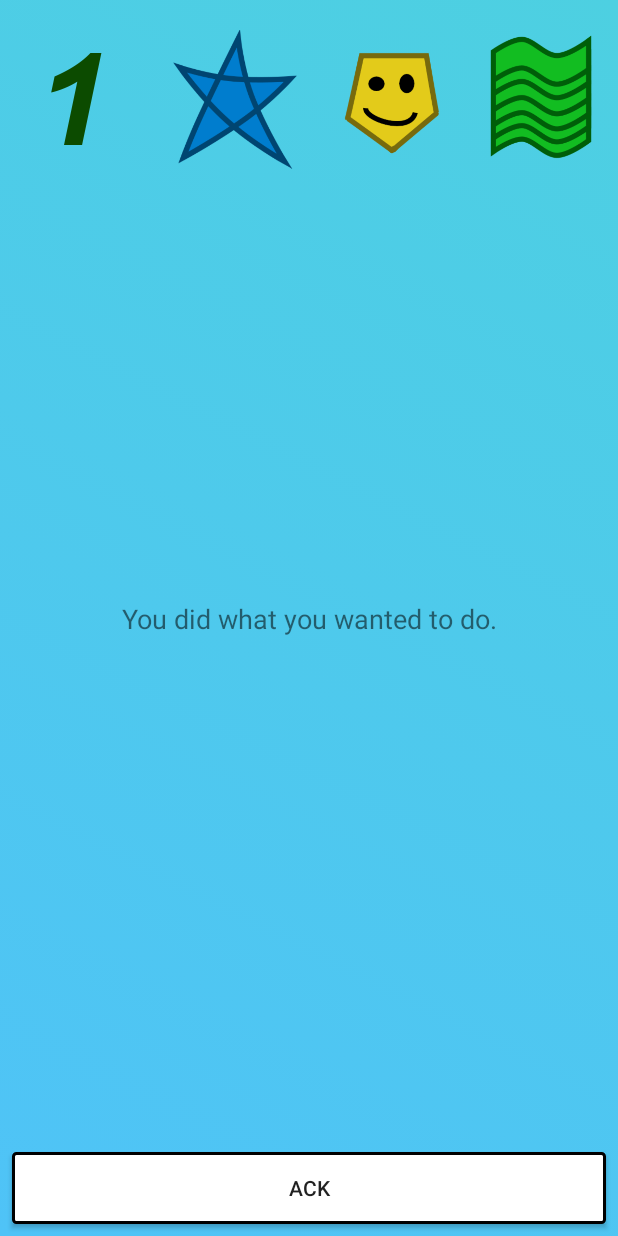
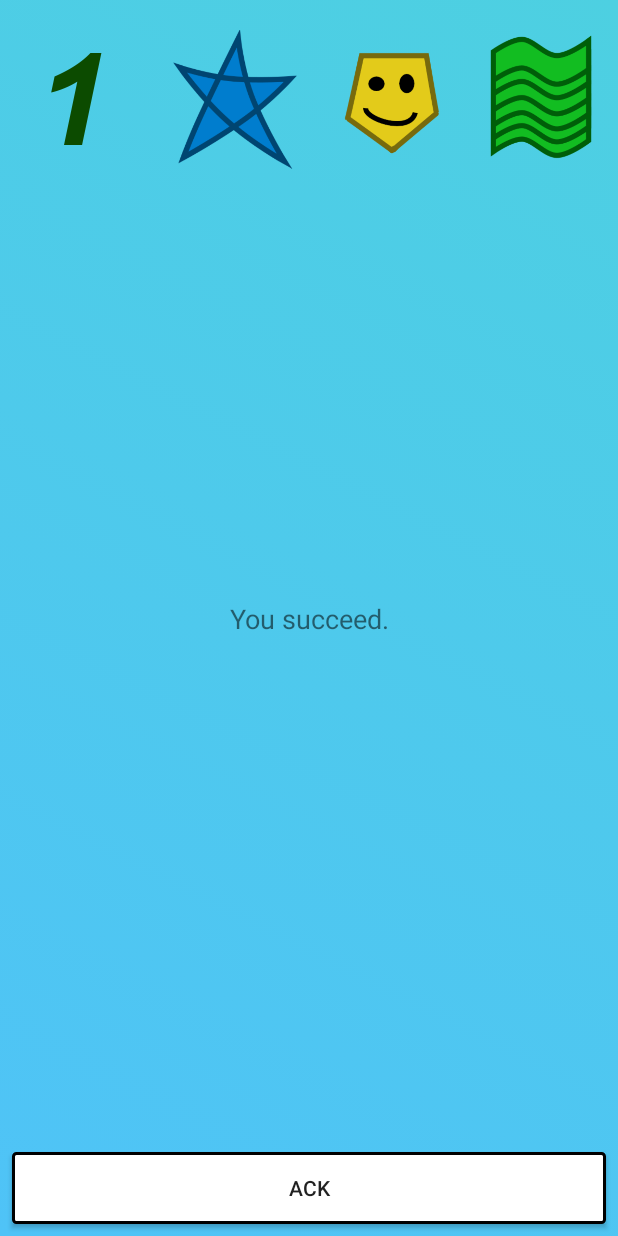
Before and after one commit to 2tefan/SchoberLife, an Android app: the screen it shows after launch (MainActivity), after a tap on "Just get bored.", on a phone screen of 412 x 824 dp. Run offline under Robolectric (Android 15) with nearby library versions, the phone set to English and light mode, and no system bars; 2 other taps on this screen came first.

Commit message:
Fixed some buggs

```diff
--- a/app/src/main/java/at/schiebung/stefan/schober0021/MainActivity.java
+++ b/app/src/main/java/at/schiebung/stefan/schober0021/MainActivity.java
@@ -221,7 +221,7 @@ public class MainActivity extends AppCompatActivity
         int      frage;
         do
         {
-            frage = rng.nextInt(aufgabe.length-1);
+            frage = rng.nextInt(aufgabe.length);
         } while (Vars.frage == frage);
         Vars.frage = frage;
 
@@ -265,19 +265,36 @@ public class MainActivity extends AppCompatActivity
                 answer = getResources().getStringArray(R.array.answer4);
                 break;
         }
-        String output;
+        String  output;
+        boolean defaultAnswer = false;
+
+
         try
         {
-            output = answer[Vars.frage];
+            if (answer[Vars.frage].equals(""))
+            {
+                defaultAnswer = true;
+            }
         }
         catch (ArrayIndexOutOfBoundsException e)
+        {
+            defaultAnswer = true;
+        }
+
+        if (defaultAnswer)
         {
             Random   rng            = new Random();
             int      wert;
             String[] defaultAnswers = getResources().getStringArray(R.array.defaultAnswers);
-            wert = rng.nextInt(defaultAnswers.length - 1);
+            wert = rng.nextInt(defaultAnswers.length);
             output = defaultAnswers[wert];
         }
+        else
+        {
+            output = answer[Vars.frage];
+        }
+
+
         ausgabe.setText(output);
 
         switchButtons();
--- a/app/src/main/res/values/strings.xml
+++ b/app/src/main/res/values/strings.xml
@@ -55,17 +55,37 @@
 
     <string-array name="answer1">
         <item></item>
+        <item></item>
+        <item></item>
+        <item></item>
+        <item></item>
+        <item></item>
     </string-array>
 
     <string-array name="answer2">
+        <item></item>
+        <item></item>
+        <item></item>
+        <item></item>
+        <item></item>
         <item></item>
     </string-array>
 
     <string-array name="answer3">
         <item></item>
+        <item></item>
+        <item></item>
+        <item></item>
+        <item></item>
+        <item></item>
     </string-array>
 
     <string-array name="answer4">
+        <item></item>
+        <item></item>
+        <item></item>
+        <item></item>
+        <item></item>
         <item></item>
     </string-array>
 
```
